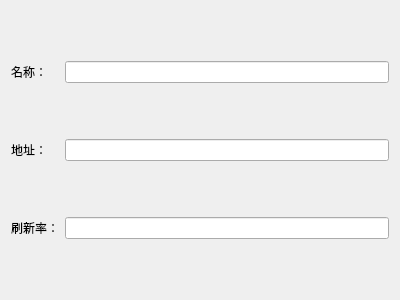
First picture: the form in src/backend/tools/ConfigTool/spider/NodeConfigWidget.ui, repository hrbesd/labrador, before the edit.
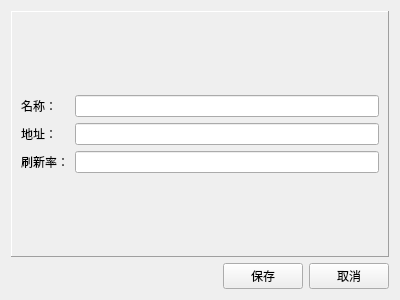
Second picture: the form after the edit.

Patch:
```diff
--- a/src/backend/tools/ConfigTool/spider/NodeConfigWidget.ui
+++ b/src/backend/tools/ConfigTool/spider/NodeConfigWidget.ui
@@ -13,6 +13,17 @@
   <property name="windowTitle">
    <string>Form</string>
   </property>
+  <layout class="QVBoxLayout" name="verticalLayout">
+   <item>
+    <widget class="QFrame" name="frame">
+     <property name="frameShape">
+      <enum>QFrame::Panel</enum>
+     </property>
+     <property name="frameShadow">
+      <enum>QFrame::Raised</enum>
+     </property>
+     <layout class="QGridLayout" name="gridLayout_2">
+      <item row="0" column="0">
   <layout class="QGridLayout" name="gridLayout">
    <item row="0" column="0">
     <widget class="QLabel" name="label">
@@ -43,6 +54,42 @@
    </item>
    <item row="2" column="1">
     <widget class="QLineEdit" name="lineEdit_3"/>
+        </item>
+       </layout>
+      </item>
+     </layout>
+    </widget>
+   </item>
+   <item>
+    <layout class="QHBoxLayout" name="horizontalLayout">
+     <item>
+      <spacer name="horizontalSpacer">
+       <property name="orientation">
+        <enum>Qt::Horizontal</enum>
+       </property>
+       <property name="sizeHint" stdset="0">
+        <size>
+         <width>40</width>
+         <height>20</height>
+        </size>
+       </property>
+      </spacer>
+     </item>
+     <item>
+      <widget class="QPushButton" name="pushButton">
+       <property name="text">
+        <string>保存</string>
+       </property>
+      </widget>
+     </item>
+     <item>
+      <widget class="QPushButton" name="pushButton_2">
+       <property name="text">
+        <string>取消</string>
+       </property>
+      </widget>
+     </item>
+    </layout>
    </item>
   </layout>
  </widget>
```
Lines whose indentation alone changed are shown as unchanged.
